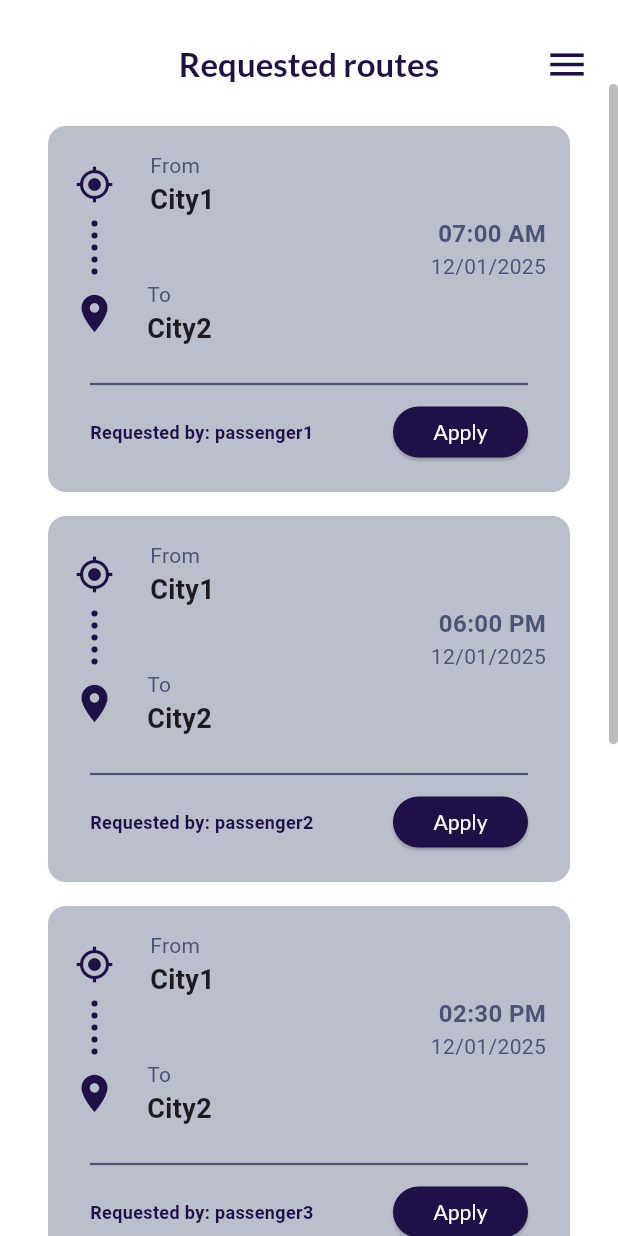
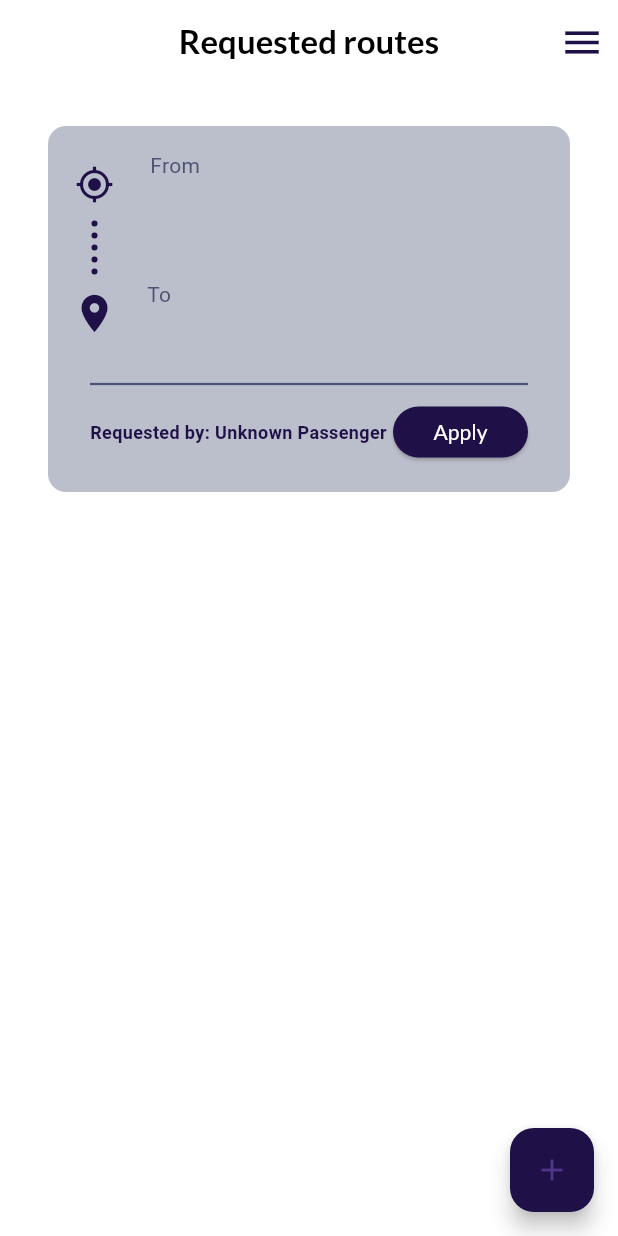
Before and after one commit to kbogojoska/RideLinkApp, a Flutter app: the PostRouteScreen3 screen opened by its route, after a tap on "Post Ride Request", on a phone screen of 412 x 824 dp. Run offline on Flutter 3.47's test engine with Material 3 defaults, Android fonts, the phone set to English and light mode, and no system bars.

Commit message:
Updated adding posts by passengers

```diff
--- a/lib/main.dart
+++ b/lib/main.dart
@@ -15,9 +15,21 @@ import 'package:emk/screens/new_route_screen1.dart';
 import 'package:emk/screens/new_route_screen2.dart';
 import 'package:emk/screens/new_route_screen3.dart';
 import 'package:emk/screens/new_route_screen4.dart';
+import 'package:provider/provider.dart';
+
+import 'providers/route_provider.dart';
+import 'providers/temporary_provider.dart';
 
 void main() {
-  runApp(MyApp());
+  runApp(
+      MultiProvider(
+        providers: [
+          ChangeNotifierProvider(create: (_) => TemporaryRouteProvider()),
+          ChangeNotifierProvider(create: (_) => RouteProvider()),
+        ],
+        child: MyApp(),
+      )
+  );
 }
 
 class MyApp extends StatelessWidget {
--- a/lib/models/route_model.dart
+++ b/lib/models/route_model.dart
@@ -2,7 +2,7 @@ class RouteModel {
   final String from;
   final String to;
   final String date;
-  final String? time;
+  final String time;
   final String? driver;
   final int? passengers;
   final String? role;
@@ -11,7 +11,7 @@ class RouteModel {
   RouteModel({required this.from,
     required this.to,
     required this.date,
-    this.time,
+    required this.time,
     this.driver,
     this.passengers,
     this.role,
--- /dev/null
+++ b/lib/providers/route_provider.dart
@@ -0,0 +1,13 @@
+import 'package:flutter/material.dart';
+import '../models/route_model.dart';
+
+class RouteProvider extends ChangeNotifier {
+  final List<RouteModel> _routes = [];
+
+  List<RouteModel> get routes => _routes;
+
+  void addRoute(RouteModel route) {
+    _routes.add(route);
+    notifyListeners();
+  }
+}
--- /dev/null
+++ b/lib/providers/temporary_provider.dart
@@ -0,0 +1,32 @@
+
+import 'package:flutter/material.dart';
+
+class TemporaryRouteProvider extends ChangeNotifier {
+  String from = '';
+  String to = '';
+  String date = '';
+  String time = '';
+  String passenger = '';
+
+  void setStep1({required String from, required String to, required String date, required String time}) {
+    this.from = from;
+    this.to = to;
+    this.date = date;
+    this.time = time;
+    notifyListeners();
+  }
+
+  void setStep2({required String passenger}) {
+    this.passenger = passenger;
+    notifyListeners();
+  }
+
+  void clear() {
+    from = '';
+    to = '';
+    date = '';
+    time = '';
+    passenger = '';
+    notifyListeners();
+  }
+}
--- a/lib/screens/routes_passengers_screen.dart
+++ b/lib/screens/routes_passengers_screen.dart
@@ -1,61 +1,52 @@
 import 'package:flutter/material.dart';
-import 'package:emk/models/route_passenger_model.dart';
+import 'package:provider/provider.dart';
+import '../models/route_passenger_model.dart';
+import '../providers/route_provider.dart';
 import '../widgets/app_menu.dart';
 import '../widgets/passenger_route_card.dart';
+import 'post_route_screen1.dart';
 
 class RoutesPassengersScreen extends StatelessWidget {
-  final List<RoutePassengerModel> activeRoutes = [
-    RoutePassengerModel(from: 'City1', to: 'City2', date: '12/01/2025', time: '07:00 AM', passenger: 'passenger1'),
-    RoutePassengerModel(from: 'City1', to: 'City2', date: '12/01/2025', time: '06:00 PM', passenger: 'passenger2'),
-    RoutePassengerModel(from: 'City1', to: 'City2', date: '12/01/2025', time: '02:30 PM', passenger: 'passenger3'),
-    RoutePassengerModel(from: 'City1', to: 'City2', date: '12/01/2025', time: '11:00 AM', passenger: 'passenger4'),
-    RoutePassengerModel(from: 'City1', to: 'City2', date: '12/01/2025', time: '12:00 PM', passenger: 'passenger5'),
-  ];
-
   @override
   Widget build(BuildContext context) {
+    final routes = Provider.of<RouteProvider>(context).routes;
+
+    // Convert to List<RoutePassengerModel>
+    final passengerRoutes = routes.map((route) => RoutePassengerModel(
+      from: route.from,
+      to: route.to,
+      date: route.date,
+      time: route.time,
+      passenger: "Unknown Passenger",
+    )).toList();
+
     return Scaffold(
-      backgroundColor: Colors.white,
-      body: NestedScrollView(
-        headerSliverBuilder: (context, innerBoxIsScrolled) {
-          return [
-            SliverAppBar(
-              title: Padding(
-                padding: EdgeInsets.only(top: 30),
-                child: Text(
+      appBar: AppBar(
+        title: Text(
           "Requested routes",
-                  style: TextStyle(fontFamily: 'Lato', fontWeight: FontWeight.bold, color: Color(0xFF1F1047)),
+          style: TextStyle(
+            fontFamily: 'Lato',
+            fontWeight: FontWeight.bold,
+            color: Colors.black,
           ),
         ),
+        backgroundColor: Colors.white70,
+        centerTitle: true,
+        actions: [
+          AppMenu(),
+        ],
+        leading: null,
+        automaticallyImplyLeading: false,
+      ),
       backgroundColor: Colors.white,
-              centerTitle: true,
-              floating: false,
-              pinned: false,
-              leading: Padding(
-                padding: EdgeInsets.only(top: 24, left: 10),
-                // child: IconButton(
-                //   icon: Icon(Icons.arrow_back_ios_new, color: Color(0xFF1F1047)),
-                //   onPressed: () {
-                //     Navigator.pop(context);
-                //   },
-                // ),
+      body: passengerRoutes.isEmpty
+          ? Center(
+        child: Text(
+          'No routes added yet.',
+          style: TextStyle(fontSize: 16, color: Colors.grey[600]),
         ),
-              actions: [
-                Padding(
-                  padding: const EdgeInsets.only(top: 20, right: 10),
-                  child: AppMenu(),
-                  // child: IconButton(
-                  //   icon: Icon(Icons.person, color: Color(0xFF1F1047), size: 30),
-                  //   onPressed: () {
-                  //     Navigator.pushNamed(context, '/profile');
-                  //   },
-                  // ),
-                ),
-              ],
-            ),
-          ];
-        },
-        body: Scrollbar(
+      )
+          : Scrollbar(
         thickness: 6,
         radius: Radius.circular(10),
         thumbVisibility: true,
@@ -65,13 +56,22 @@ class RoutesPassengersScreen extends StatelessWidget {
           ),
           child: ListView.builder(
             padding: EdgeInsets.symmetric(vertical: 20, horizontal: 16),
-              itemCount: activeRoutes.length,
+            itemCount: passengerRoutes.length,
             itemBuilder: (context, index) {
-                return PassengerRouteCard(route: activeRoutes[index]);
+              return PassengerRouteCard(route: passengerRoutes[index]);
             },
           ),
         ),
       ),
+      floatingActionButton: FloatingActionButton(
+        backgroundColor: Color(0xFF1F1047),
+        child: Icon(Icons.add),
+        onPressed: () {
+          Navigator.push(
+            context,
+            MaterialPageRoute(builder: (_) => PostRouteScreen1()),
+          );
+        },
       ),
     );
   }
--- a/lib/widgets/new_post/post_route_screen1_form.dart
+++ b/lib/widgets/new_post/post_route_screen1_form.dart
@@ -1,7 +1,12 @@
 import 'package:flutter/material.dart';
-import 'package:emk/widgets/new_route/progress_bar.dart';
+import 'package:provider/provider.dart';
 
+
+import '../../providers/route_provider.dart';
+import '../../providers/temporary_provider.dart';
 import '../../screens/post_route_screen2.dart';
+import '../../screens/routes_passengers_screen.dart';
+import '../new_route/progress_bar.dart';
 
 class PostRouteScreen1Form extends StatelessWidget {
   final TextEditingController departureController;
@@ -139,11 +144,15 @@ class PostRouteScreen1Form extends StatelessWidget {
           padding: const EdgeInsets.symmetric(horizontal: 16.0),
           child: ElevatedButton(
             onPressed: () {
-              Navigator.push(
-                context,
-                MaterialPageRoute(
-                    builder: (context) => PostRouteScreen2()),
+              final tempProvider = Provider.of<TemporaryRouteProvider>(context, listen: false);
+              tempProvider.setStep1(
+                from: departureController.text,
+                to: destinationController.text,
+                date: dateController.text,
+                time: timeController.text,
               );
+
+              Navigator.push(context, MaterialPageRoute(builder: (_) => PostRouteScreen2()));
             },
             style: ElevatedButton.styleFrom(
               minimumSize: Size(double.infinity, 50),
--- a/lib/widgets/new_post/post_route_screen3_form.dart
+++ b/lib/widgets/new_post/post_route_screen3_form.dart
@@ -1,5 +1,9 @@
 import 'package:flutter/material.dart';
+import 'package:provider/provider.dart';
 import '../../../models/review_model.dart';
+import '../../models/route_model.dart';
+import '../../providers/route_provider.dart';
+import '../../providers/temporary_provider.dart';
 import '../../screens/routes_passengers_screen.dart';
 import '../../screens/post_route_screen1.dart';
 import 'progress_bar_for_passengers.dart';
@@ -225,11 +229,25 @@ class _PostRouteScreen3Form extends State<PostRouteScreen3Form> {
           padding: EdgeInsets.symmetric(vertical: 12, horizontal: 16),
           child: ElevatedButton(
             onPressed: () {
-              Navigator.push(
+              final tempProvider = Provider.of<TemporaryRouteProvider>(context, listen: false);
+              final routeProvider = Provider.of<RouteProvider>(context, listen: false);
+
+              routeProvider.addRoute(RouteModel(
+                from: tempProvider.from,
+                to: tempProvider.to,
+                date: tempProvider.date,
+                time: tempProvider.time,
+              ));
+
+              tempProvider.clear();
+
+              Navigator.pushAndRemoveUntil(
                 context,
-                MaterialPageRoute(builder: (context) => RoutesPassengersScreen()),
+                MaterialPageRoute(builder: (_) => RoutesPassengersScreen()),
+                    (route) => false,
               );
-            },
+            }
+            ,
             style: ElevatedButton.styleFrom(
               minimumSize: Size(double.infinity, 50),
               backgroundColor: Colors.blue[800],
--- a/pubspec.yaml
+++ b/pubspec.yaml
@@ -28,6 +28,7 @@ environment:
 # the latest version available on pub.dev. To see which dependencies have newer
 # versions available, run `flutter pub outdated`.
 dependencies:
+  provider: ^6.1.0
   flutter:
     sdk: flutter
   intl: ^0.18.0
```
Also changed, not shown: pubspec.lock. Lines whose indentation alone changed are shown as unchanged.
